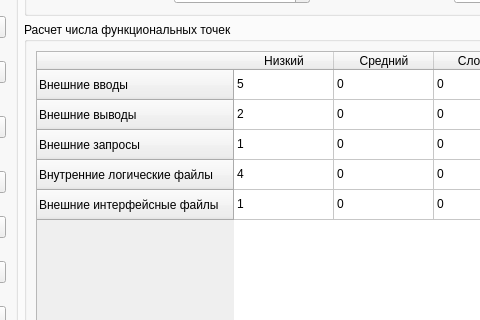
This is src/gui/form.ui in proGsa/epe_lab_7 as Qt 5 draws it before an edit; both pictures show x 388 to 868 and y 260 to 580 of the 1010 by 777 pixel window. The edited form follows.
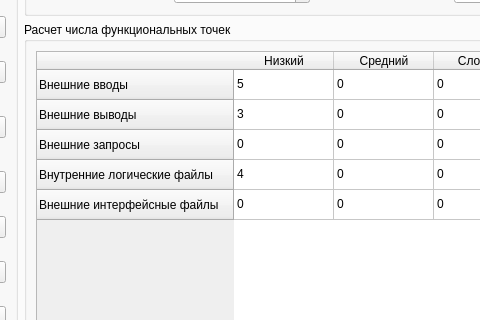
This is the edited form. The open tabs and pages were chosen to show the change.

The edit to the form file:
```diff
--- a/src/gui/form.ui
+++ b/src/gui/form.ui
@@ -2185,7 +2185,7 @@
                  </item>
                  <item row="1" column="0">
                   <property name="text">
-                   <string>2</string>
+                   <string>3</string>
                   </property>
                  </item>
                  <item row="1" column="1">
@@ -2200,7 +2200,7 @@
                  </item>
                  <item row="2" column="0">
                   <property name="text">
-                   <string>1</string>
+                   <string>0</string>
                   </property>
                  </item>
                  <item row="2" column="1">
@@ -2230,7 +2230,7 @@
                  </item>
                  <item row="4" column="0">
                   <property name="text">
-                   <string>1</string>
+                   <string>0</string>
                   </property>
                  </item>
                  <item row="4" column="1">
```
Left out of the diff: 4 changed lines with no effect on the pictures.
